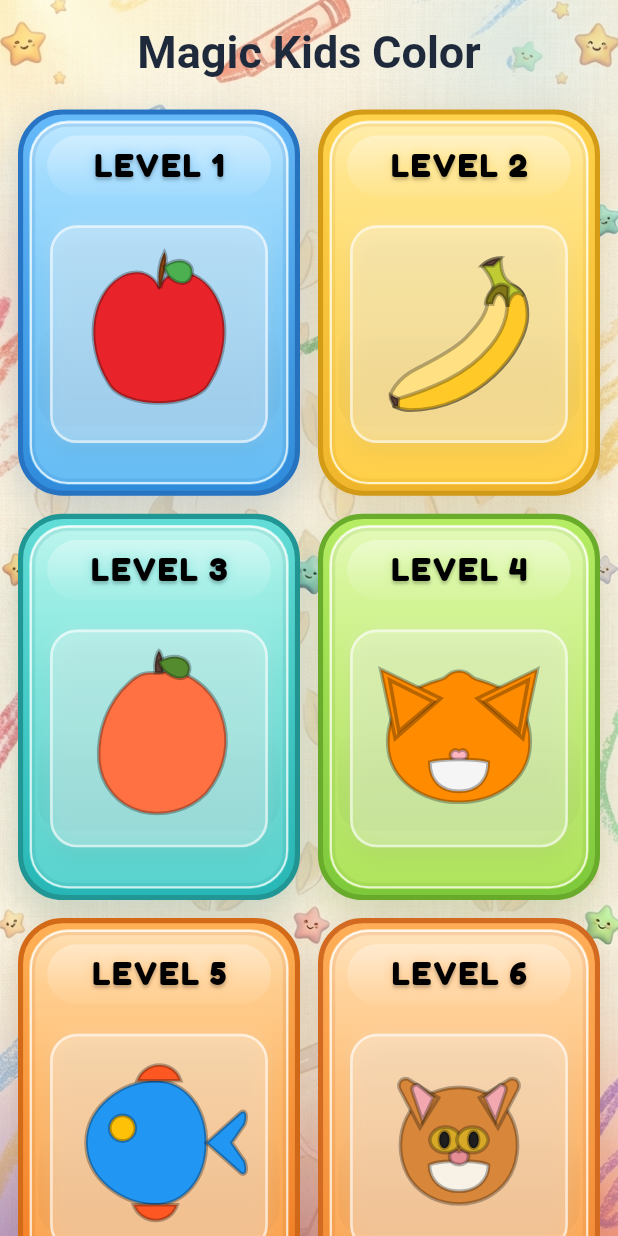
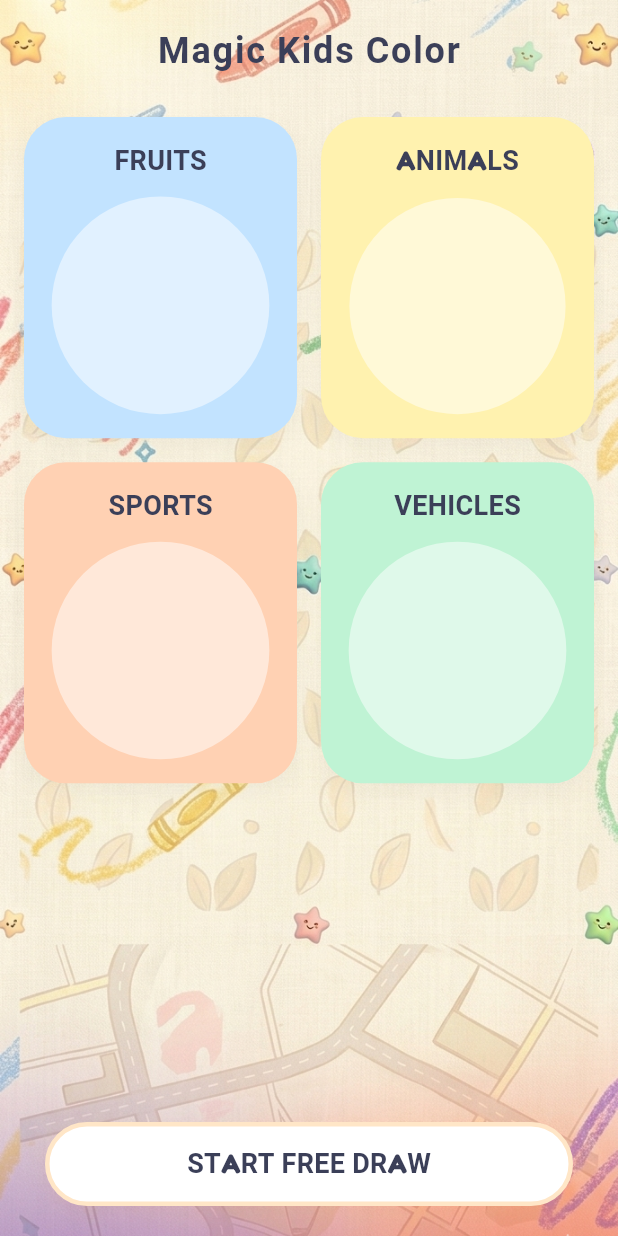
Before and after one commit to arhamsarwar786/Coloring-Page-Drawing-App-Kids, a Flutter app: the screen it shows after launch, on a phone screen of 412 x 824 dp. Run offline on Flutter 3.47's test engine with Material 3 defaults, Android fonts, the light colour scheme and no system bars; our stand-ins replace audioplayers, google_fonts, lottie, path_drawing, share_plus.

Commit message:
main home screen

```diff
--- a/lib/app/routes/app_routes.dart
+++ b/lib/app/routes/app_routes.dart
@@ -1,5 +1,6 @@
 import 'dart:typed_data';
 
+import 'package:asmr_coloring_app/features/home/view/main_home_screen.dart';
 import 'package:flutter/material.dart';
 
 import '../../features/drawing/view/drawing_screen.dart';
@@ -14,6 +15,7 @@ import '../../features/splash/view/splash_screen.dart';
 abstract final class AppRoutes {
   static const String splash = '/';
   static const String home = '/home';
+  static const String mainHome = '/main-home';
   static const String drawing = '/drawing';
   static const String levels = '/levels';
   static const String skins = '/skins';
@@ -30,6 +32,10 @@ abstract final class AppRoutes {
       case home:
         return MaterialPageRoute<void>(
           builder: (_) => const HomeScreen(),
+        );
+      case mainHome:
+        return MaterialPageRoute<void>(
+          builder: (_) => const MainHomeScreen(),
         );
       case drawing:
         final args = settings.arguments;
--- /dev/null
+++ b/lib/features/home/view/main_home_screen.dart
@@ -0,0 +1,208 @@
+
+import 'package:asmr_coloring_app/features/home/view/home_screen.dart';
+import 'package:flutter/material.dart';
+import 'package:provider/provider.dart';
+
+// Apne actual project paths ke mutabik in imports ko adjust kar lena:
+import '../viewmodel/home_viewmodel.dart';
+
+class MainHomeScreen extends StatelessWidget {
+  const MainHomeScreen({Key? key}) : super(key: key);
+
+  @override
+  Widget build(BuildContext context) {
+    // ViewModel ko read aur listen kar rahe hain
+    final viewModel = context.watch<HomeViewModel>();
+
+    return Scaffold(
+      backgroundColor: const Color(
+          0xffFAF8F5), // Light warm cream background matching UI image
+      body: viewModel.isLoading
+          ? const Center(
+              child: CircularProgressIndicator(
+                valueColor: AlwaysStoppedAnimation<Color>(Color(0xffFFB03A)),
+              ),
+            )
+          : viewModel.error != null
+              ? Center(
+                  child: Text(
+                    viewModel.error!,
+                    style: const TextStyle(color: Colors.red, fontSize: 16),
+                  ),
+                )
+              : Container(
+                  decoration: BoxDecoration(
+                    image: DecorationImage(
+                      image: const AssetImage('assets/images/bg.png'),
+                      fit: BoxFit.cover,
+                      // colorFilter: ColorFilter.mode(
+                      //   Colors.white.withOpacity(0.6), // Light overlay for better contrast
+                      //   BlendMode.dstATop,
+                      // ),
+                    ),
+                  ),
+                  child: SafeArea(
+                    child: Column(
+                      children: [
+                        // 1. Top Header Area (Title & Status Panel)
+                        Padding(
+                          padding: const EdgeInsets.only(
+                              top: 16.0, left: 16.0, right: 16.0),
+                          child: Center(
+                            child: Text(
+                              viewModel.content?.appTitle ?? 'MAGIC KIDS COLOR',
+                              style: TextStyle(
+                                fontSize: 24,
+                                fontWeight: FontWeight.bold,
+                                color: Color(0xff3B3F58),
+                                letterSpacing: 1.2,
+                              ),
+                            ),
+                          ),
+                        ),
+                        const SizedBox(height: 20),
+
+                        // 2. Dynamic Categories Grid Display
+                        Expanded(
+                          child: viewModel.categories
+                                  .isEmpty // Assuming your viewModel has a categories list
+                              ? const Center(
+                                  child: Text("No categories available"),
+                                )
+                              : GridView.builder(
+                                  physics: const BouncingScrollPhysics(),
+                                  padding: const EdgeInsets.symmetric(
+                                      horizontal: 16.0, vertical: 8.0),
+                                  gridDelegate:
+                                      const SliverGridDelegateWithFixedCrossAxisCount(
+                                    crossAxisCount:
+                                        2, // 2 items per row matching your target design
+                                    crossAxisSpacing: 16,
+                                    mainAxisSpacing: 16,
+                                    childAspectRatio:
+                                        0.85, // Adjust vertical stretch of card
+                                  ),
+                                  itemCount: viewModel.categories.length,
+                                  itemBuilder: (context, index) {
+                                    final category =
+                                        viewModel.categories[index];
+
+                                    // Yeh colors aap dynamic background UI ke liye use kar sakte hain
+                                    final List<Color> cardColors = [
+                                      const Color(0xffC2E3FF), // Light Blue
+                                      const Color(0xffFFF2AF), // Light Yellow
+                                      const Color(0xffFFD1B3), // Light Orange
+                                      const Color(0xffBFF3D4), // Light Green
+                                    ];
+                                    Color currentCardColor =
+                                        cardColors[index % cardColors.length];
+
+                                    return GestureDetector(
+                                      onTap: () {
+                                        // 🌟 CATEGORY CLICK: Yahan se aap screen pop karke home screen par ja sakte hain
+                                        // Ya fir desired category data pass karke navigate kar sakte hain.
+
+                                        // viewModel.selectCategory(category); // Agar category store karni ho
+                                        Navigator.push(
+                                            context,
+                                            MaterialPageRoute(
+                                                builder: (context) =>
+                                                    const HomeScreen()));
+                                      },
+                                      child: Container(
+                                        decoration: BoxDecoration(
+                                          color: currentCardColor,
+                                          borderRadius:
+                                              BorderRadius.circular(28),
+                                          boxShadow: [
+                                            BoxShadow(
+                                              color: Colors.black
+                                                  .withOpacity(0.04),
+                                              blurRadius: 12,
+                                              offset: const Offset(0, 6),
+                                            ),
+                                          ],
+                                        ),
+                                        padding: const EdgeInsets.all(16),
+                                        child: Column(
+                                          mainAxisAlignment:
+                                              MainAxisAlignment.center,
+                                          children: [
+                                            // Category Name / Title
+                                            Text(
+                                              category.title.toUpperCase(),
+                                              style: const TextStyle(
+                                                fontSize: 18,
+                                                fontWeight: FontWeight.bold,
+                                                color: Color(0xff3B3F58),
+                                              ),
+                                            ),
+                                            const SizedBox(height: 12),
+
+                                            // Category Icon Placeholder / Image
+                                            Expanded(
+                                              child: Container(
+                                                decoration: BoxDecoration(
+                                                  color: Colors.white
+                                                      .withOpacity(0.5),
+                                                  shape: BoxShape.circle,
+                                                ),
+                                                padding:
+                                                    const EdgeInsets.all(12),
+                                                // child: category.imageUrl != null
+                                                //     ? Image.network(
+                                                //         category.imageUrl!,
+                                                //         fit: BoxFit.contain)
+                                                //     : const Icon(Icons.palette,
+                                                //         size: 50,
+                                                //         color: Colors.white),
+
+
+                                              ),
+                                            ),
+                                          ],
+                                        ),
+                                      ),
+                                    );
+                                  },
+                                ),
+                        ),
+
+                        // 3. Bottom Free Draw Button (Optional: Design complete karne ke liye)
+                        Padding(
+                          padding: const EdgeInsets.symmetric(
+                              vertical: 20.0, horizontal: 30.0),
+                          child: Container(
+                            width: double.infinity,
+                            height: 56,
+                            decoration: BoxDecoration(
+                                color: Colors.white,
+                                borderRadius: BorderRadius.circular(30),
+                                border: Border.all(
+                                    color: const Color(0xffFFE6C7), width: 3),
+                                boxShadow: [
+                                  BoxShadow(
+                                    color: Colors.orange.withOpacity(0.06),
+                                    blurRadius: 10,
+                                    offset: const Offset(0, 4),
+                                  )
+                                ]),
+                            child: const Center(
+                              child: Text(
+                                "START FREE DRAW",
+                                style: TextStyle(
+                                  fontSize: 18,
+                                  fontWeight: FontWeight.bold,
+                                  color: Color(0xff3B3F58),
+                                ),
+                              ),
+                            ),
+                          ),
+                        ),
+                      ],
+                    ),
+                  ),
+                ),
+    );
+  }
+}
--- a/lib/features/splash/viewmodel/splash_viewmodel.dart
+++ b/lib/features/splash/viewmodel/splash_viewmodel.dart
@@ -23,7 +23,7 @@ class SplashViewModel extends BaseViewModel {
 
     Navigator.pushReplacementNamed(
       context,
-      AppRoutes.home,
+      AppRoutes.mainHome,
     );
   }
 }
```
Also changed, not shown: lib/features/home/model/category_model.dart (+97 -0 lines), lib/features/home/view/home_screen.dart (+23 -3 lines), lib/features/home/viewmodel/home_viewmodel.dart (+96 -0 lines), pubspec.yaml (+4 -4 lines), fonts/poppins.ttf (deleted).
